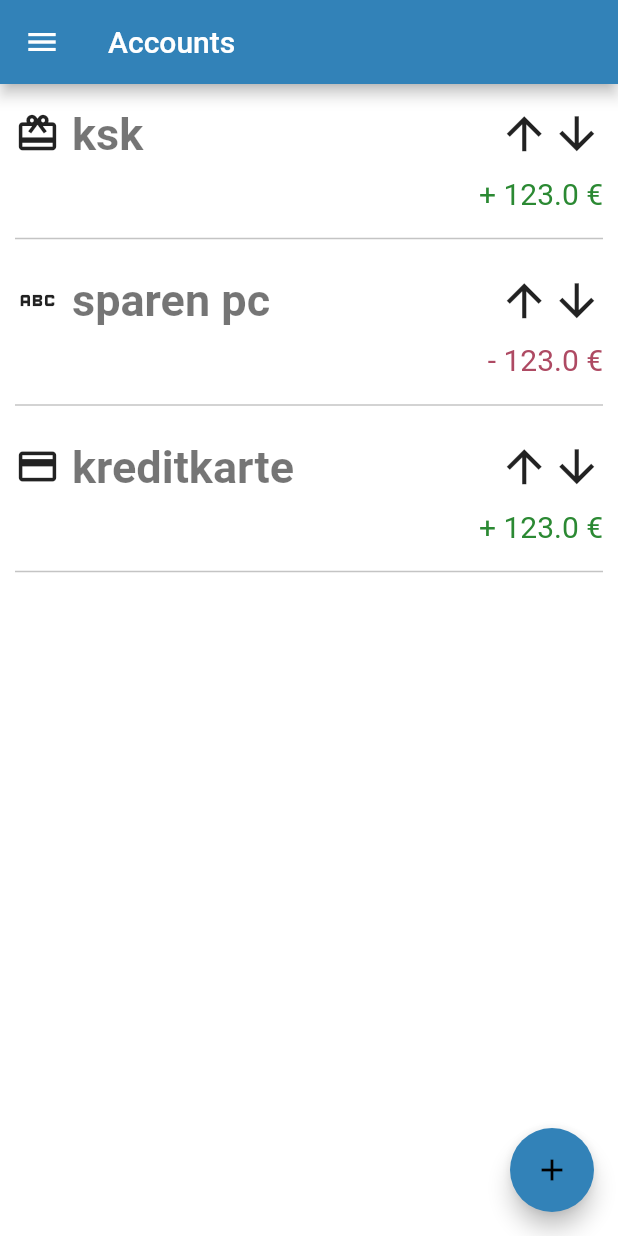
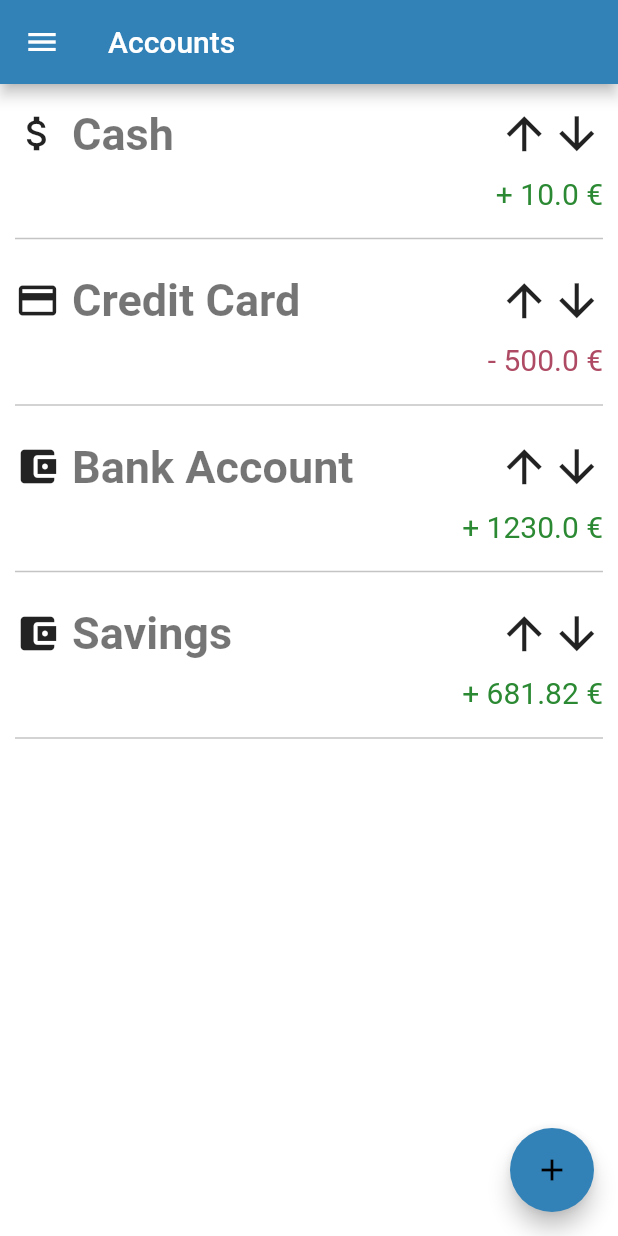
Before and after one commit to budgetiser/budgetiser, a Flutter app: the AccountScreen screen opened by its route, on a phone screen of 412 x 824 dp. Run offline on Flutter 3.47's test engine with Material 2 defaults, Android fonts, the light colour scheme and no system bars; our stand-ins replace flutter_colorpicker, flutter_markdown.

Commit message:
apply new data model

```diff
--- a/budgetiser/lib/screens/account/accountScreen.dart
+++ b/budgetiser/lib/screens/account/accountScreen.dart
@@ -1,4 +1,5 @@
 import 'package:budgetiser/screens/account/newAccount.dart';
+import 'package:budgetiser/shared/tempData/tempData.dart';
 import 'package:flutter/material.dart';
 import '../../shared/services/accountItem/accountItem.dart';
 import '../../shared/widgets/drawer.dart';
@@ -19,10 +20,11 @@ class AccountScreen extends StatelessWidget {
       body: SingleChildScrollView(
         child: Center(
           child: Column(
-            children: const [
-              AccountItem("ksk", Icons.wallet_giftcard, 123),
-              AccountItem("sparen pc", Icons.abc, -123),
-              AccountItem("kreditkarte", Icons.payment, 123),
+            children: [
+              for (var account in TMP_DATA_accountList)
+                AccountItem(
+                  accountData: account,
+                ),
             ],
           ),
         ),
--- a/budgetiser/lib/shared/services/accountItem/accountItem.dart
+++ b/budgetiser/lib/shared/services/accountItem/accountItem.dart
@@ -1,19 +1,16 @@
 import 'package:budgetiser/screens/account/editAccount.dart';
+import 'package:budgetiser/shared/dataClasses/account.dart';
 import 'package:budgetiser/shared/services/accountItem/accountItemTitle.dart';
 import 'package:flutter/material.dart';
 
 import '../balanceText.dart';
 
 class AccountItem extends StatelessWidget {
-  final String name;
-  final IconData icon;
-  final int balance;
+  final Account accountData;
 
-  const AccountItem(
-    this.name,
-    this.icon,
-    this.balance, {
+  const AccountItem({
     Key? key,
+    required this.accountData,
   }) : super(key: key);
 
   @override
@@ -25,8 +22,7 @@ class AccountItem extends StatelessWidget {
             Navigator.of(context).push(
               MaterialPageRoute(
                 builder: (context) => EditAccount(
-                  accountName: name,
-                  accountBalance: balance,
+                  accountData: accountData,
                 ),
               ),
             )
@@ -46,8 +42,8 @@ class AccountItem extends StatelessWidget {
                   mainAxisAlignment: MainAxisAlignment.spaceBetween,
                   children: [
                     AccountItemTitle(
-                      name,
-                      icon,
+                      accountData.name,
+                      accountData.icon,
                     ),
                     Row(
                       children: const [
@@ -63,7 +59,7 @@ class AccountItem extends StatelessWidget {
                     ),
                   ],
                 ),
-                BalanceText(balance.toDouble()),
+                BalanceText(accountData.balance),
               ],
             ),
           ),
--- a/budgetiser/lib/shared/tempData/tempData.dart
+++ b/budgetiser/lib/shared/tempData/tempData.dart
@@ -11,7 +11,7 @@ List<Account> TMP_DATA_accountList = [
     id: 1,
     name: "Cash",
     icon: Icons.attach_money,
-    balance: 0,
+    balance: 10,
     color: Colors.green,
     description: "account cash description",
   ),
@@ -19,7 +19,7 @@ List<Account> TMP_DATA_accountList = [
     id: 2,
     name: "Credit Card",
     icon: Icons.credit_card,
-    balance: 0,
+    balance: -500,
     color: Colors.blue,
     description: "account credit card description",
   ),
@@ -27,7 +27,7 @@ List<Account> TMP_DATA_accountList = [
     id: 3,
     name: "Bank Account",
     icon: Icons.account_balance_wallet,
-    balance: 0,
+    balance: 1230,
     color: Colors.orange,
     description: "account bank description",
   ),
@@ -35,7 +35,7 @@ List<Account> TMP_DATA_accountList = [
     id: 4,
     name: "Savings",
     icon: Icons.account_balance_wallet,
-    balance: 0,
+    balance: 681.82,
     color: Colors.purple,
     description: "account savings description",
   ),
```
Also changed, not shown: budgetiser/lib/screens/account/editAccount.dart (+5 -11 lines), budgetiser/lib/screens/account/newAccount.dart (+1 -10 lines), budgetiser/lib/screens/account/shared/accountForm.dart (+6 -9 lines).
